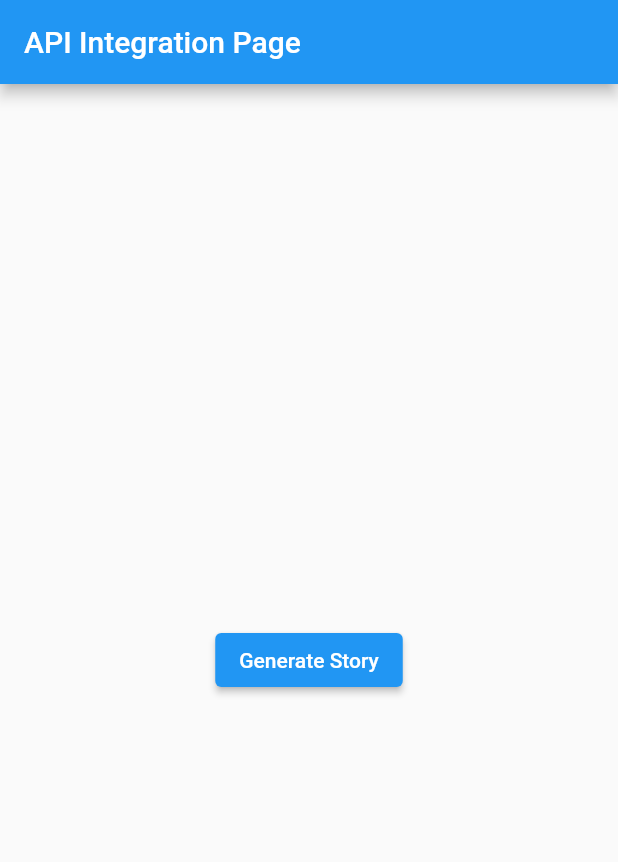
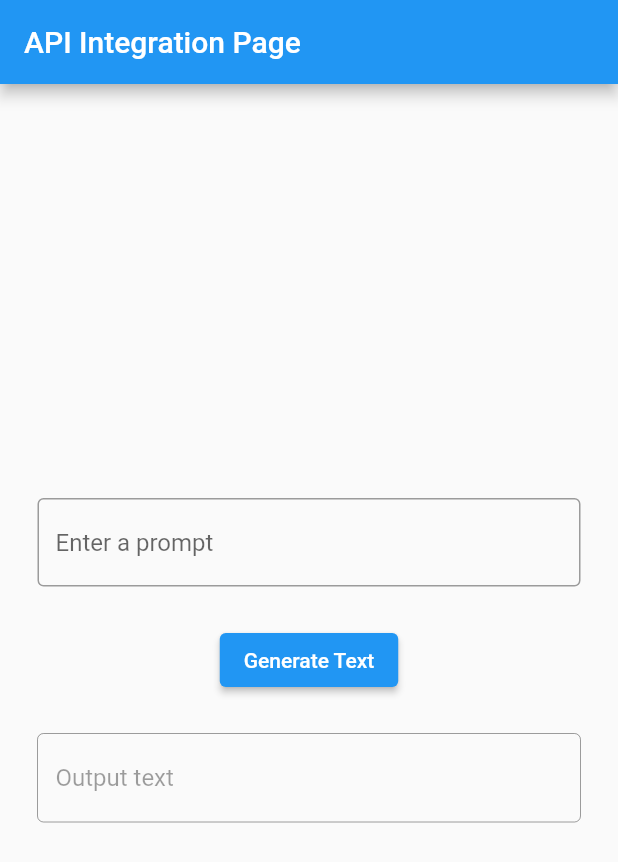
Before and after one commit to darshmashru/ChatPaLM, a Flutter app: the screen it shows after launch, on a phone screen of 412 x 824 dp. Shown: the top 862 px of the screen. Run offline on Flutter 3.47's test engine with Material 2 defaults, Android fonts, the light colour scheme and no system bars; our stand-ins replace firebase_auth, firebase_core, flutter_dotenv, google_sign_in; missing offline and left inert: google_generative_language_api; accounts and stored records are empty.

Commit message:
Input and Output Both implemented in the flutter app

```diff
--- a/lib/screens/home_page.dart
+++ b/lib/screens/home_page.dart
@@ -19,7 +19,7 @@ class HomePage extends StatelessWidget {
     //   ),
     //   body: Center(child: Text("Welcome " + user.email!)),
     // );
-    return const MaterialApp(
+    return MaterialApp(
       home: ApiIntegrationWidget(),
     );
   }
--- a/lib/widgets/api_integration_widget.dart
+++ b/lib/widgets/api_integration_widget.dart
@@ -2,9 +2,10 @@ import 'package:flutter/material.dart';
 import 'package:flutter_dotenv/flutter_dotenv.dart';
 import 'package:google_generative_language_api/google_generative_language_api.dart';
 
-
 class ApiIntegrationWidget extends StatelessWidget {
-  const ApiIntegrationWidget({super.key});
+  final TextEditingController _promptInputController = TextEditingController();
+  final TextEditingController _promptOutputController = TextEditingController();
+  ApiIntegrationWidget({super.key});
 
   @override
   Widget build(BuildContext context) {
@@ -16,13 +17,39 @@ class ApiIntegrationWidget extends StatelessWidget {
         child: Column(
           mainAxisAlignment: MainAxisAlignment.center,
           children: <Widget>[
+            Padding(
+              padding: const EdgeInsets.all(25.0),
+              child: TextField(
+                controller: _promptInputController,
+                decoration: const InputDecoration(
+                  border: OutlineInputBorder(),
+                  hintText: 'Enter a prompt',
+                ),
+              ),
+            ),
             ElevatedButton(
               onPressed: () {
-                // Call the function to generate the story here
                 generateTextWithPrompt(
-                    promptString: 'Write a story about a Magic Backpack');
+                    promptString: _promptInputController.text);
               },
-              child: const Text('Generate Story'),
+              child: const Text('Generate Text'),
+            ),
+            Padding(
+              padding: const EdgeInsets.all(25.0),
+              child: ConstrainedBox(
+                constraints: const BoxConstraints(
+                  maxHeight: 300.0,
+                ),
+                child: TextField(
+                  maxLines: null,
+                  enabled: false,
+                  controller: _promptOutputController,
+                  decoration: const InputDecoration(
+                    border: OutlineInputBorder(),
+                    hintText: 'Output text',
+                  ),
+                ),
+              ),
             ),
           ],
         ),
@@ -30,20 +57,14 @@ class ApiIntegrationWidget extends StatelessWidget {
     );
   }
 
-  static Future<String> generateTextWithPrompt({
+  Future<String> generateTextWithPrompt({
     required String promptString,
   }) async {
-    /// DO NOT PUBLICLY SHARE YOUR API KEY.
-    // Load the API key from the local .env file.
+
     String apiKey = dotenv.env['PALM_API_KEY']!;
 
-    // PaLM 2.0 model name
     String textModel = 'models/text-bison-001';
 
-    // Construct the prompt string with input examples
-    // String promptString = 'Teach me how to print hello world in python';
-
-    // Configure the text generation request
     GenerateTextRequest textRequest = GenerateTextRequest(
         prompt: TextPrompt(text: promptString),
         temperature: 0.7,
@@ -80,13 +101,14 @@ class ApiIntegrationWidget extends StatelessWidget {
               threshold: HarmBlockThreshold.mediumAndAbove),
         ]);
 
-    // Call the PaLM API to generate text
     final GeneratedText response = await GenerativeLanguageAPI.generateText(
       modelName: textModel,
       request: textRequest,
       apiKey: apiKey,
     );
     print(response.candidates.map((candidate) => candidate.output).join('\n'));
+    _promptOutputController.text =
+        response.candidates.map((candidate) => candidate.output).join('\n');
 
     // Extract and return the generated text
     if (response.candidates.isNotEmpty) {
```
